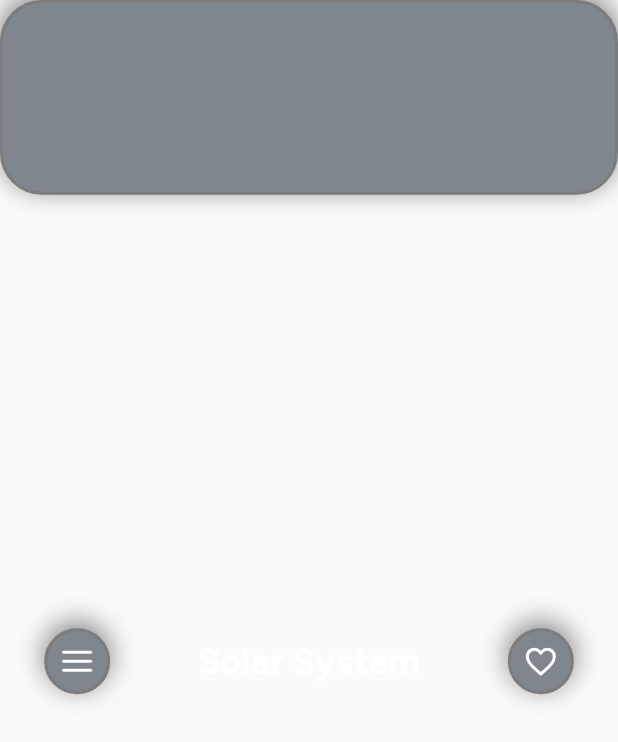
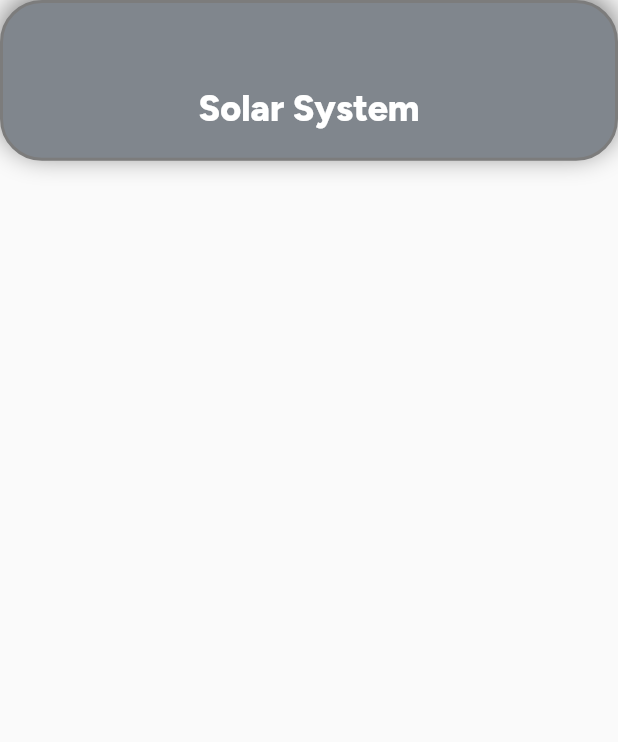
Before and after one commit to Sardorbee/my_solar_system, a Flutter app: the CustomAppBar widget shown alone on an empty page, opened directly, on a phone screen of 412 x 824 dp. Shown: the top 742 px of the screen. Run offline on Flutter 3.47's test engine with Material 2 defaults, Android fonts, the phone set to English and light mode, and no system bars; our stand-ins replace dio, flutter_bloc, flutter_svg, google_fonts; network calls fail.

```diff
--- a/lib/api_service/api.dart
+++ b/lib/api_service/api.dart
@@ -1,4 +1,4 @@
-import 'package:cosmos_data/data/models/planet_model.dart';
+import 'package:my_system/data/models/planet_model.dart';
 import 'package:dio/dio.dart';
 import 'package:flutter/foundation.dart';
 
--- a/lib/bloc/planet_bloc/planet_bloc.dart
+++ b/lib/bloc/planet_bloc/planet_bloc.dart
@@ -1,7 +1,7 @@
 import 'dart:async';
 
-import 'package:cosmos_data/api_service/api.dart';
-import 'package:cosmos_data/data/models/planet_model.dart';
+import 'package:my_system/api_service/api.dart';
+import 'package:my_system/data/models/planet_model.dart';
 import 'package:flutter_bloc/flutter_bloc.dart';
 import 'package:flutter/material.dart';
 
--- a/lib/main.dart
+++ b/lib/main.dart
@@ -1,8 +1,8 @@
-import 'package:cosmos_data/bloc/planet_bloc/planet_bloc.dart';
-import 'package:cosmos_data/screens/tab.dart';
 import 'package:flutter/material.dart';
 import 'package:flutter/services.dart';
 import 'package:flutter_bloc/flutter_bloc.dart';
+import 'package:my_system/bloc/planet_bloc/planet_bloc.dart';
+import 'screens/splash/splash_screen.dart';
 
 void main() {
   runApp(MultiBlocProvider(
@@ -22,7 +22,7 @@ class MyApp extends StatelessWidget {
   Widget build(BuildContext context) {
     return const MaterialApp(
       debugShowCheckedModeBanner: false,
-      home: TabBoxScreen(),
+      home: SplashScreen(),
     );
   }
 }
--- a/lib/screens/home_screen/widgets/custom_appbar.dart
+++ b/lib/screens/home_screen/widgets/custom_appbar.dart
@@ -25,7 +25,7 @@ class CustomAppBar extends StatelessWidget {
         Opacity(
           opacity: 0.5,
           child: Container(
-            height: MediaQuery.of(context).size.height * 0.1576,
+            height: MediaQuery.of(context).size.height * 0.13,
             // clipBehavior: Clip.antiAlias,
             decoration: ShapeDecoration(
               color: const Color(0xFF091422),
@@ -50,35 +50,35 @@ class CustomAppBar extends StatelessWidget {
           ),
           child:
               Row(mainAxisAlignment: MainAxisAlignment.spaceAround, children: [
-            Stack(
-              alignment: Alignment.center,
-              children: [
-                Opacity(
-                  opacity: 0.5,
-                  child: Container(
-                    height: 44,
-                    width: 44,
-                    clipBehavior: Clip.antiAlias,
-                    decoration: ShapeDecoration(
-                      color: const Color(0xFF091422),
-                      shadows: const [
-                        BoxShadow(
-                          color: Color(0xFF000000),
-                          blurRadius: 16,
-                          offset: Offset(0, -4),
-                          spreadRadius: 0,
-                        )
-                      ],
-                      shape: RoundedRectangleBorder(
-                        side: const BorderSide(width: 2),
-                        borderRadius: BorderRadius.circular(28),
-                      ),
-                    ),
-                  ),
-                ),
-                Center(child: SvgPicture.asset(leading)),
-              ],
-            ),
+            // Stack(
+            //   alignment: Alignment.center,
+            //   children: [
+            //     Opacity(
+            //       opacity: 0.5,
+            //       child: Container(
+            //         height: 44,
+            //         width: 44,
+            //         clipBehavior: Clip.antiAlias,
+            //         decoration: ShapeDecoration(
+            //           color: const Color(0xFF091422),
+            //           shadows: const [
+            //             BoxShadow(
+            //               color: Color(0xFF000000),
+            //               blurRadius: 16,
+            //               offset: Offset(0, -4),
+            //               spreadRadius: 0,
+            //             )
+            //           ],
+            //           shape: RoundedRectangleBorder(
+            //             side: const BorderSide(width: 2),
+            //             borderRadius: BorderRadius.circular(28),
+            //           ),
+            //         ),
+            //       ),
+            //     ),
+            //     Center(child: SvgPicture.asset(leading)),
+            //   ],
+            // ),
             Text(
               title,
               style: GoogleFonts.figtree(
@@ -90,43 +90,43 @@ class CustomAppBar extends StatelessWidget {
                 ),
               ),
             ),
-            Visibility(
-              visible: action?.isNotEmpty ?? false,
-              child: Stack(
-                alignment: Alignment.center,
-                children: [
-                  Opacity(
-                    opacity: 0.5,
-                    child: Container(
-                      height: 44,
-                      width: 44,
-                      clipBehavior: Clip.antiAlias,
-                      decoration: ShapeDecoration(
-                        color: const Color(0xFF091422),
-                        shadows: const [
-                          BoxShadow(
-                            color: Color(0xFF000000),
-                            blurRadius: 16,
-                            offset: Offset(0, -4),
-                            spreadRadius: 0,
-                          )
-                        ],
-                        shape: RoundedRectangleBorder(
-                          side: const BorderSide(width: 2),
-                          borderRadius: BorderRadius.circular(28),
-                        ),
-                      ),
-                    ),
-                  ),
-                  Center(
-                      child: SvgPicture.asset(
-                    action!,
-                    colorFilter:
-                        const ColorFilter.mode(Colors.white, BlendMode.srcIn),
-                  )),
-                ],
-              ),
-            ),
+            // Visibility(
+            //   visible: action?.isNotEmpty ?? false,
+            //   child: Stack(
+            //     alignment: Alignment.center,
+            //     children: [
+            //       Opacity(
+            //         opacity: 0.5,
+            //         child: Container(
+            //           height: 44,
+            //           width: 44,
+            //           clipBehavior: Clip.antiAlias,
+            //           decoration: ShapeDecoration(
+            //             color: const Color(0xFF091422),
+            //             shadows: const [
+            //               BoxShadow(
+            //                 color: Color(0xFF000000),
+            //                 blurRadius: 16,
+            //                 offset: Offset(0, -4),
+            //                 spreadRadius: 0,
+            //               )
+            //             ],
+            //             shape: RoundedRectangleBorder(
+            //               side: const BorderSide(width: 2),
+            //               borderRadius: BorderRadius.circular(28),
+            //             ),
+            //           ),
+            //         ),
+            //       ),
+            //       Center(
+            //           child: SvgPicture.asset(
+            //         action!,
+            //         colorFilter:
+            //             const ColorFilter.mode(Colors.white, BlendMode.srcIn),
+            //       )),
+            //     ],
+            //   ),
+            // ),
           ]),
         ),
       ],
--- a/lib/screens/home_screen/widgets/custom_planetItem.dart
+++ b/lib/screens/home_screen/widgets/custom_planetItem.dart
@@ -1,4 +1,4 @@
-import 'package:cosmos_data/utils/responsive_size.dart';
+import 'package:my_system/utils/responsive_size.dart';
 import 'package:flutter/material.dart';
 
 class CustomPlanetItem extends StatelessWidget {
--- a/pubspec.yaml
+++ b/pubspec.yaml
@@ -1,4 +1,4 @@
-name: cosmos_data
+name: my_system
 description: A new Flutter project.
 
 publish_to: 'none'
```
Also changed, not shown: lib/screens/all_planets/all_planets.dart (added, +69 -0 lines), lib/screens/all_planets/widgets/planets_appbar.dart (added, +67 -0 lines), lib/screens/detail_screen/detail_page.dart (+5 -5 lines), lib/screens/detail_screen/widgets/detail_parametr_item.dart (+4 -4 lines), lib/screens/favourite/favourite.dart (deleted, +0 -10 lines), lib/screens/home_screen/home_page.dart (+10 -10 lines), lib/screens/home_screen/widgets/blocFeatures_item.dart (+3 -4 lines), lib/screens/splash/splash_screen.dart (added, +61 -0 lines), lib/screens/splash/widgets/circular_animation.dart (added, +44 -0 lines), lib/screens/tab.dart (+4 -4 lines), lib/utils/app_images.dart (+1 -13 lines), 6 other files.
